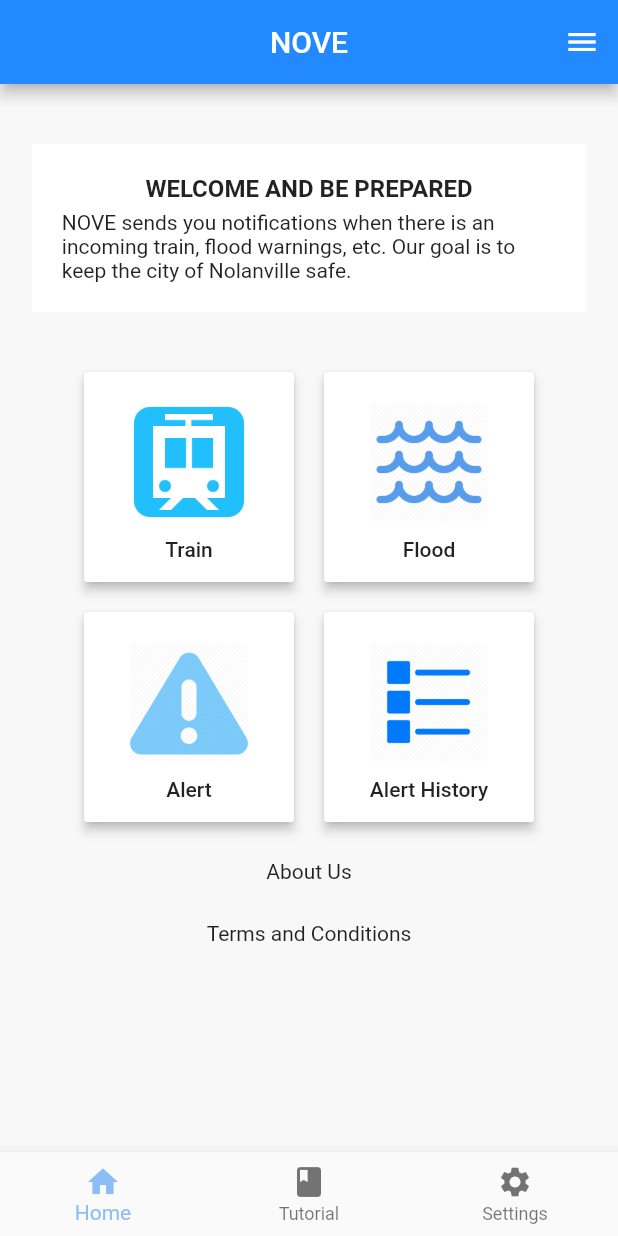
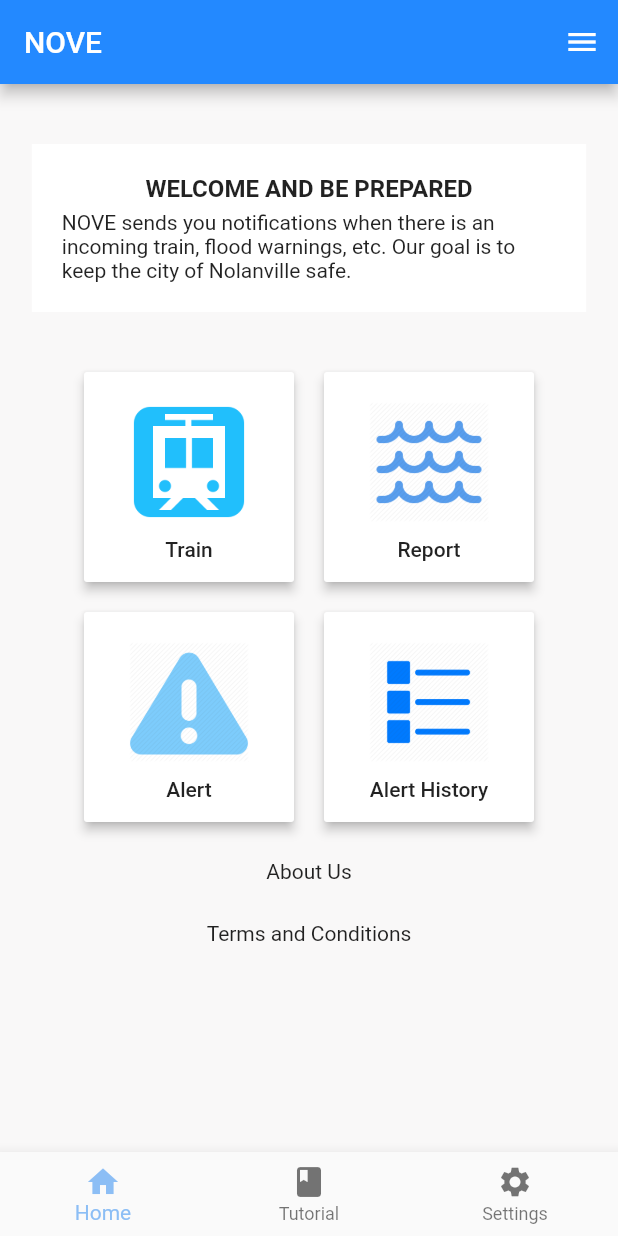
Before and after one commit to kanguyen451/ENDEAVR, a Flutter app: the screen it shows after launch, on a phone screen of 412 x 824 dp. Run offline on Flutter 3.47's test engine with Material 2 defaults, Android fonts, the phone set to English and light mode, and no system bars.

Commit message:
Landing page first draft

```diff
--- a/nove_app/lib/main.dart
+++ b/nove_app/lib/main.dart
@@ -46,7 +46,6 @@ class Home extends StatelessWidget {
       backgroundColor: Color(0xffF9F8F8),
       appBar: AppBar(
         title: Text("NOVE"),
-        centerTitle: true,
         backgroundColor: Color(0xff2389FF),
       ),
 
@@ -133,7 +132,7 @@ class Home extends StatelessWidget {
                             Container(height: 10.0,),
                             Image.asset('assets/images/flood.png', height: 80.0, width: 80.0,),
                             Container(height: 10.0,),
-                            Text("Flood"),
+                            Text("Report"),
                           ],
                         ),
                         padding: EdgeInsets.all(10.0),
```
